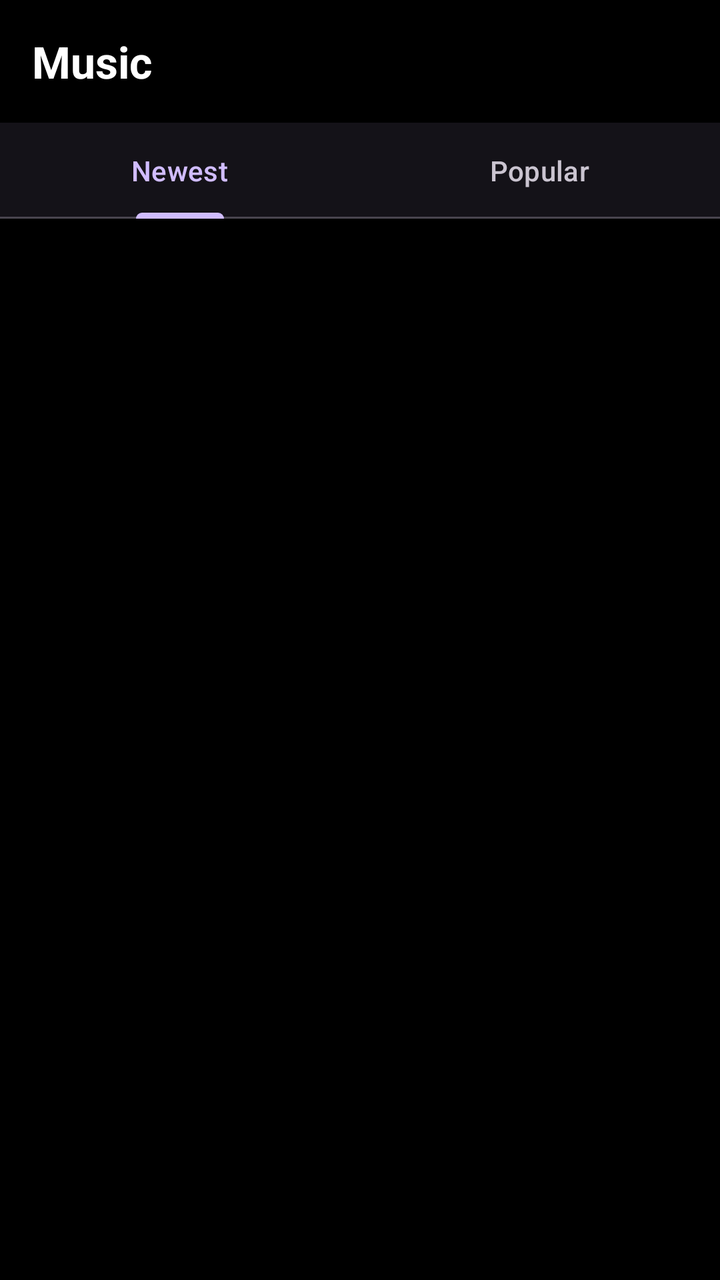
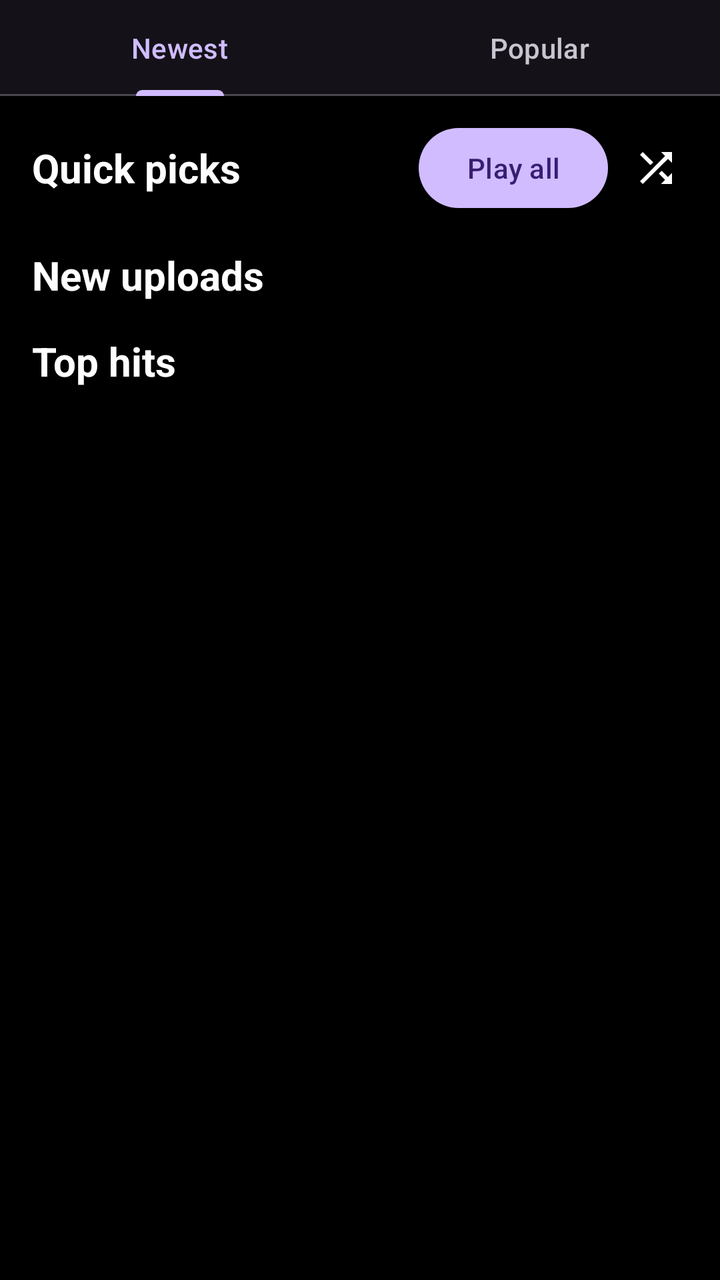

Two renders of the same Android screen: before a commit and after it. Below are the layout's source before the change and the commit's diff.
<!-- AndroidManifest.xml: application theme Theme.WatchShark -->
<!-- res/layout/fragment_music.xml -->
<?xml version="1.0" encoding="utf-8"?>
<LinearLayout xmlns:android="http://schemas.android.com/apk/res/android"
    android:layout_width="match_parent"
    android:layout_height="match_parent"
    android:background="@android:color/black"
    android:orientation="vertical">

    <TextView
        android:layout_width="match_parent"
        android:layout_height="wrap_content"
        android:padding="16dp"
        android:text="Music"
        android:textColor="@android:color/white"
        android:textSize="22sp"
        android:textStyle="bold" />

    <com.google.android.material.tabs.TabLayout
        android:id="@+id/music_tabs"
        android:layout_width="match_parent"
        android:layout_height="wrap_content">

        <com.google.android.material.tabs.TabItem
            android:layout_width="wrap_content"
            android:layout_height="wrap_content"
            android:text="Newest" />

        <com.google.android.material.tabs.TabItem
            android:layout_width="wrap_content"
            android:layout_height="wrap_content"
            android:text="Popular" />
    </com.google.android.material.tabs.TabLayout>

    <androidx.recyclerview.widget.RecyclerView
        android:id="@+id/tracklist"
        android:layout_width="match_parent"
        android:layout_height="0dp"
        android:layout_weight="1"
        android:clipToPadding="false"
        android:paddingBottom="8dp" />

    <LinearLayout
        android:id="@+id/mini_bar"
        android:layout_width="match_parent"
        android:layout_height="wrap_content"
        android:background="#212121"
        android:gravity="center_vertical"
        android:orientation="horizontal"
        android:padding="8dp"
        android:visibility="gone">

        <ImageView
            android:id="@+id/mini_thumb"
            android:layout_width="44dp"
            android:layout_height="44dp"
            android:background="#000000"
            android:scaleType="centerCrop" />

        <LinearLayout
            android:id="@+id/mini_meta"
            android:layout_width="0dp"
            android:layout_height="wrap_content"
            android:layout_weight="1"
            android:layout_marginStart="8dp"
            android:orientation="vertical">

            <TextView
                android:id="@+id/mini_title"
                android:layout_width="match_parent"
                android:layout_height="wrap_content"
                android:ellipsize="end"
                android:maxLines="1"
                android:textColor="@android:color/white"
                android:textSize="14sp" />

            <TextView
                android:id="@+id/mini_artist"
                android:layout_width="match_parent"
                android:layout_height="wrap_content"
                android:ellipsize="end"
                android:maxLines="1"
                android:textColor="#AAAAAA"
                android:textSize="12sp" />
        </LinearLayout>

        <ImageButton
            android:id="@+id/mini_prev"
            android:layout_width="44dp"
            android:layout_height="44dp"
            android:background="@drawable/pill_bg"
            android:src="@drawable/ic_skip_previous"
            android:contentDescription="Previous" />

        <ImageButton
            android:id="@+id/mini_play"
            android:layout_width="48dp"
            android:layout_height="48dp"
            android:layout_marginStart="4dp"
            android:background="@drawable/pill_bg"
            android:src="@drawable/ic_play_arrow"
            android:contentDescription="Play" />

        <ImageButton
            android:id="@+id/mini_next"
            android:layout_width="44dp"
            android:layout_height="44dp"
            android:layout_marginStart="4dp"
            android:background="@drawable/pill_bg"
            android:src="@drawable/ic_skip_next"
            android:contentDescription="Next" />
    </LinearLayout>

    <LinearLayout
        android:id="@+id/full_player"
        android:layout_width="match_parent"
        android:layout_height="wrap_content"
        android:background="#111111"
        android:orientation="vertical"
        android:padding="16dp"
        android:visibility="gone">

        <LinearLayout
            android:layout_width="match_parent"
            android:layout_height="wrap_content"
            android:gravity="center_vertical"
            android:orientation="horizontal">

            <ImageButton
                android:id="@+id/full_close"
                android:layout_width="44dp"
                android:layout_height="44dp"
                android:background="@drawable/pill_bg"
                android:src="@drawable/ic_expand_more"
                android:contentDescription="Collapse" />

            <TextView
                android:layout_width="0dp"
                android:layout_height="wrap_content"
                android:layout_weight="1"
                android:gravity="center"
                android:text="Now playing"
                android:textColor="#AAAAAA"
                android:textSize="13sp" />

            <TextView
                android:layout_width="44dp"
                android:layout_height="wrap_content" />
        </LinearLayout>

        <ImageView
            android:id="@+id/full_art"
            android:layout_width="200dp"
            android:layout_height="200dp"
            android:layout_gravity="center_horizontal"
            android:layout_marginTop="8dp"
            android:background="#222222"
            android:scaleType="centerCrop" />

        <TextView
            android:id="@+id/full_title"
            android:layout_width="match_parent"
            android:layout_height="wrap_content"
            android:layout_marginTop="12dp"
            android:ellipsize="end"
            android:gravity="center"
            android:maxLines="1"
            android:textColor="@android:color/white"
            android:textSize="18sp"
            android:textStyle="bold" />

        <TextView
            android:id="@+id/full_artist"
            android:layout_width="match_parent"
            android:layout_height="wrap_content"
            android:gravity="center"
            android:textColor="#AAAAAA"
            android:textSize="14sp" />

        <com.google.android.material.slider.Slider
            android:id="@+id/seek"
            android:layout_width="match_parent"
            android:layout_height="wrap_content"
            android:valueFrom="0"
            android:valueTo="1000"
            android:stepSize="1" />

        <LinearLayout
            android:layout_width="match_parent"
            android:layout_height="wrap_content"
            android:orientation="horizontal">

            <TextView
                android:id="@+id/time_cur"
                android:layout_width="0dp"
                android:layout_height="wrap_content"
                android:layout_weight="1"
                android:text="0:00"
                android:textColor="#AAAAAA"
                android:textSize="12sp" />

            <TextView
                android:id="@+id/time_dur"
                android:layout_width="wrap_content"
                android:layout_height="wrap_content"
                android:text="0:00"
                android:textColor="#AAAAAA"
                android:textSize="12sp" />
        </LinearLayout>

        <LinearLayout
            android:layout_width="match_parent"
            android:layout_height="wrap_content"
            android:gravity="center"
            android:orientation="horizontal">

            <ImageButton
                android:id="@+id/full_prev"
                android:layout_width="52dp"
                android:layout_height="52dp"
                android:background="@drawable/pill_bg"
                android:src="@drawable/ic_skip_previous"
                android:contentDescription="Previous" />

            <ImageButton
                android:id="@+id/full_play"
                android:layout_width="64dp"
                android:layout_height="64dp"
                android:layout_marginStart="12dp"
                android:layout_marginEnd="12dp"
                android:background="@drawable/pill_bg"
                android:src="@drawable/ic_play_arrow"
                android:contentDescription="Play" />

            <ImageButton
                android:id="@+id/full_next"
                android:layout_width="52dp"
                android:layout_height="52dp"
                android:background="@drawable/pill_bg"
                android:src="@drawable/ic_skip_next"
                android:contentDescription="Next" />
        </LinearLayout>
    </LinearLayout>
</LinearLayout>
<!-- resources referenced by this layout -->
<resources>
  <!-- drawable ic_expand_more (drawable) -->
  <vector xmlns:android="http://schemas.android.com/apk/res/android"
      android:width="24dp"
      android:height="24dp"
      android:viewportWidth="24"
      android:viewportHeight="24">
      <path
          android:fillColor="#FFFFFF"
          android:pathData="M16.59 8.59L12 13.17 7.41 8.59 6 10l6 6 6-6z" />
  </vector>
  <!-- drawable ic_play_arrow (drawable) -->
  <vector xmlns:android="http://schemas.android.com/apk/res/android"
      android:width="24dp"
      android:height="24dp"
      android:viewportWidth="24"
      android:viewportHeight="24">
      <path
          android:fillColor="#FFFFFF"
          android:pathData="M8 5v14l11-7z" />
  </vector>
  <!-- drawable ic_skip_next (drawable) -->
  <vector xmlns:android="http://schemas.android.com/apk/res/android"
      android:width="24dp"
      android:height="24dp"
      android:viewportWidth="24"
      android:viewportHeight="24">
      <path
          android:fillColor="#FFFFFF"
          android:pathData="M6 18l8.5-6L6 6v12zM16 6v12h2V6h-2z" />
  </vector>
  <!-- drawable ic_skip_previous (drawable) -->
  <vector xmlns:android="http://schemas.android.com/apk/res/android"
      android:width="24dp"
      android:height="24dp"
      android:viewportWidth="24"
      android:viewportHeight="24">
      <path
          android:fillColor="#FFFFFF"
          android:pathData="M6 6h2v12H6zm3.5 6l8.5 6V6z" />
  </vector>
  <!-- drawable pill_bg (drawable) -->
  <?xml version="1.0" encoding="utf-8"?>
  <shape xmlns:android="http://schemas.android.com/apk/res/android" android:shape="rectangle">
      <solid android:color="#2b2b2b" />
      <corners android:radius="24dp" />
  </shape>
  <style name="Theme.WatchShark" parent="Theme.Material3.Dark.NoActionBar">
          <item name="android:windowBackground">@android:color/black</item>
          <item name="android:statusBarColor">@android:color/black</item>
          <item name="android:navigationBarColor">@android:color/black</item>
      </style>
</resources>

<!-- the commit's change to res/layout/fragment_music.xml (unified diff, before → after) -->
@@ -5,15 +5,6 @@
     android:background="@android:color/black"
     android:orientation="vertical">
 
-    <TextView
-        android:layout_width="match_parent"
-        android:layout_height="wrap_content"
-        android:padding="16dp"
-        android:text="Music"
-        android:textColor="@android:color/white"
-        android:textSize="22sp"
-        android:textStyle="bold" />
-
     <com.google.android.material.tabs.TabLayout
         android:id="@+id/music_tabs"
         android:layout_width="match_parent"
@@ -30,213 +21,364 @@
             android:text="Popular" />
     </com.google.android.material.tabs.TabLayout>
 
-    <androidx.recyclerview.widget.RecyclerView
-        android:id="@+id/tracklist"
+    <ScrollView
         android:layout_width="match_parent"
         android:layout_height="0dp"
-        android:layout_weight="1"
-        android:clipToPadding="false"
-        android:paddingBottom="8dp" />
+        android:layout_weight="1">
+
+        <LinearLayout
+            android:layout_width="match_parent"
+            android:layout_height="wrap_content"
+            android:orientation="vertical"
+            android:paddingBottom="16dp">
+
+            <LinearLayout
+                android:id="@+id/sec_quick"
+                android:layout_width="match_parent"
+                android:layout_height="wrap_content"
+                android:orientation="vertical">
+
+                <LinearLayout
+                    android:layout_width="match_parent"
+                    android:layout_height="wrap_content"
+                    android:gravity="center_vertical"
+                    android:orientation="horizontal"
+                    android:paddingStart="16dp"
+                    android:paddingEnd="8dp"
+                    android:paddingTop="12dp">
+
+                    <TextView
+                        android:layout_width="0dp"
+                        android:layout_height="wrap_content"
+                        android:layout_weight="1"
+                        android:text="Quick picks"
+                        android:textColor="@android:color/white"
+                        android:textSize="20sp"
+                        android:textStyle="bold" />
+
+                    <com.google.android.material.button.MaterialButton
+                        android:id="@+id/qp_playall"
+                        android:layout_width="wrap_content"
+                        android:layout_height="wrap_content"
+                        android:text="Play all" />
+
+                    <ImageButton
+                        android:id="@+id/qp_shuffle"
+                        android:layout_width="48dp"
+                        android:layout_height="48dp"
+                        android:background="?attr/selectableItemBackgroundBorderless"
+                        android:src="@drawable/ic_shuffle"
+                        android:contentDescription="Shuffle play" />
+                </LinearLayout>
+
+                <androidx.recyclerview.widget.RecyclerView
+                    android:id="@+id/tracklist"
+                    android:layout_width="match_parent"
+                    android:layout_height="wrap_content"
+                    android:nestedScrollingEnabled="false" />
+            </LinearLayout>
+
+            <LinearLayout
+                android:id="@+id/sec_new"
+                android:layout_width="match_parent"
+                android:layout_height="wrap_content"
+                android:orientation="vertical">
+
+                <TextView
+                    android:layout_width="match_parent"
+                    android:layout_height="wrap_content"
+                    android:paddingStart="16dp"
+                    android:paddingTop="16dp"
+                    android:text="New uploads"
+                    android:textColor="@android:color/white"
+                    android:textSize="20sp"
+                    android:textStyle="bold" />
+
+                <HorizontalScrollView
+                    android:layout_width="match_parent"
+                    android:layout_height="wrap_content"
+                    android:clipToPadding="false"
+                    android:paddingStart="8dp"
+                    android:paddingEnd="8dp"
+                    android:scrollbars="none">
+
+                    <LinearLayout
+                        android:id="@+id/new_row"
+                        android:layout_width="wrap_content"
+                        android:layout_height="wrap_content"
+                        android:orientation="horizontal" />
+                </HorizontalScrollView>
+            </LinearLayout>
+
+            <LinearLayout
+                android:id="@+id/sec_top"
+                android:layout_width="match_parent"
+                android:layout_height="wrap_content"
+                android:orientation="vertical">
+
+                <TextView
+                    android:layout_width="match_parent"
+                    android:layout_height="wrap_content"
+                    android:paddingStart="16dp"
+                    android:paddingTop="16dp"
+                    android:text="Top hits"
+                    android:textColor="@android:color/white"
+                    android:textSize="20sp"
+                    android:textStyle="bold" />
+
+                <HorizontalScrollView
+                    android:layout_width="match_parent"
+                    android:layout_height="wrap_content"
+                    android:clipToPadding="false"
+                    android:paddingStart="8dp"
+                    android:paddingEnd="8dp"
+                    android:scrollbars="none">
+
+                    <LinearLayout
+                        android:id="@+id/top_row"
+                        android:layout_width="wrap_content"
+                        android:layout_height="wrap_content"
+                        android:orientation="horizontal" />
+                </HorizontalScrollView>
+            </LinearLayout>
+        </LinearLayout>
+    </ScrollView>
 
     <LinearLayout
         android:id="@+id/mini_bar"
         android:layout_width="match_parent"
         android:layout_height="wrap_content"
-        android:background="#212121"
-        android:gravity="center_vertical"
-        android:orientation="horizontal"
-        android:padding="8dp"
+        android:background="@drawable/gradient_bottom"
+        android:orientation="vertical"
         android:visibility="gone">
 
-        <ImageView
-            android:id="@+id/mini_thumb"
-            android:layout_width="44dp"
-            android:layout_height="44dp"
-            android:background="#000000"
-            android:scaleType="centerCrop" />
-
-        <LinearLayout
-            android:id="@+id/mini_meta"
-            android:layout_width="0dp"
-            android:layout_height="wrap_content"
-            android:layout_weight="1"
-            android:layout_marginStart="8dp"
-            android:orientation="vertical">
-
-            <TextView
-                android:id="@+id/mini_title"
-                android:layout_width="match_parent"
-                android:layout_height="wrap_content"
-                android:ellipsize="end"
-                android:maxLines="1"
-                android:textColor="@android:color/white"
-                android:textSize="14sp" />
-
-            <TextView
-                android:id="@+id/mini_artist"
-                android:layout_width="match_parent"
-                android:layout_height="wrap_content"
-                android:ellipsize="end"
-                android:maxLines="1"
-                android:textColor="#AAAAAA"
-                android:textSize="12sp" />
-        </LinearLayout>
-
-        <ImageButton
-            android:id="@+id/mini_prev"
-            android:layout_width="44dp"
-            android:layout_height="44dp"
-            android:background="@drawable/pill_bg"
-            android:src="@drawable/ic_skip_previous"
-            android:contentDescription="Previous" />
-
-        <ImageButton
-            android:id="@+id/mini_play"
-            android:layout_width="48dp"
-            android:layout_height="48dp"
-            android:layout_marginStart="4dp"
-            android:background="@drawable/pill_bg"
-            android:src="@drawable/ic_play_arrow"
-            android:contentDescription="Play" />
-
-        <ImageButton
-            android:id="@+id/mini_next"
-            android:layout_width="44dp"
-            android:layout_height="44dp"
-            android:layout_marginStart="4dp"
-            android:background="@drawable/pill_bg"
-            android:src="@drawable/ic_skip_next"
-            android:contentDescription="Next" />
-    </LinearLayout>
-
-    <LinearLayout
-        android:id="@+id/full_player"
-        android:layout_width="match_parent"
-        android:layout_height="wrap_content"
-        android:background="#111111"
-        android:orientation="vertical"
-        android:padding="16dp"
-        android:visibility="gone">
+        <com.google.android.material.slider.Slider
+            android:id="@+id/mini_seek"
+            android:layout_width="match_parent"
+            android:layout_height="wrap_content"
+            android:valueFrom="0"
+            android:valueTo="1000"
+            android:stepSize="1" />
 
         <LinearLayout
             android:layout_width="match_parent"
             android:layout_height="wrap_content"
             android:gravity="center_vertical"
-            android:orientation="horizontal">
+            android:orientation="horizontal"
+            android:paddingStart="8dp"
+            android:paddingEnd="8dp"
+            android:paddingBottom="8dp">
+
+            <ImageView
+                android:id="@+id/mini_thumb"
+                android:layout_width="44dp"
+                android:layout_height="44dp"
+                android:background="#000000"
+                android:scaleType="centerCrop" />
+
+            <LinearLayout
+                android:id="@+id/mini_meta"
+                android:layout_width="0dp"
+                android:layout_height="wrap_content"
+                android:layout_weight="1"
+                android:layout_marginStart="8dp"
+                android:orientation="vertical">
+
+                <TextView
+                    android:id="@+id/mini_title"
+                    android:layout_width="match_parent"
+                    android:layout_height="wrap_content"
+                    android:ellipsize="end"
+                    android:maxLines="1"
+                    android:textColor="@android:color/white"
+                    android:textSize="14sp" />
+
+                <TextView
+                    android:id="@+id/mini_artist"
+                    android:layout_width="match_parent"
+                    android:layout_height="wrap_content"
+                    android:ellipsize="end"
+                    android:maxLines="1"
+                    android:textColor="#AAAAAA"
+                    android:textSize="12sp" />
+            </LinearLayout>
 
             <ImageButton
-                android:id="@+id/full_close"
+                android:id="@+id/mini_prev"
                 android:layout_width="44dp"
                 android:layout_height="44dp"
                 android:background="@drawable/pill_bg"
-                android:src="@drawable/ic_expand_more"
-                android:contentDescription="Collapse" />
-
-            <TextView
-                android:layout_width="0dp"
-                android:layout_height="wrap_content"
-                android:layout_weight="1"
-                android:gravity="center"
-                android:text="Now playing"
-                android:textColor="#AAAAAA"
-                android:textSize="13sp" />
-
-            <TextView
-                android:layout_width="44dp"
-                android:layout_height="wrap_content" />
-        </LinearLayout>
-
-        <ImageView
-            android:id="@+id/full_art"
-            android:layout_width="200dp"
-            android:layout_height="200dp"
-            android:layout_gravity="center_horizontal"
-            android:layout_marginTop="8dp"
-            android:background="#222222"
-            android:scaleType="centerCrop" />
-
-        <TextView
-            android:id="@+id/full_title"
-            android:layout_width="match_parent"
-            android:layout_height="wrap_content"
-            android:layout_marginTop="12dp"
-            android:ellipsize="end"
-            android:gravity="center"
-            android:maxLines="1"
-            android:textColor="@android:color/white"
-            android:textSize="18sp"
-            android:textStyle="bold" />
-
-        <TextView
-            android:id="@+id/full_artist"
-            android:layout_width="match_parent"
-            android:layout_height="wrap_content"
-            android:gravity="center"
-            android:textColor="#AAAAAA"
-            android:textSize="14sp" />
-
-        <com.google.android.material.slider.Slider
-            android:id="@+id/seek"
-            android:layout_width="match_parent"
-            android:layout_height="wrap_content"
-            android:valueFrom="0"
-            android:valueTo="1000"
-            android:stepSize="1" />
-
-        <LinearLayout
-            android:layout_width="match_parent"
-            android:layout_height="wrap_content"
-            android:orientation="horizontal">
-
-            <TextView
-                android:id="@+id/time_cur"
-                android:layout_width="0dp"
-                android:layout_height="wrap_content"
-                android:layout_weight="1"
-                android:text="0:00"
-                android:textColor="#AAAAAA"
-                android:textSize="12sp" />
-
-            <TextView
-                android:id="@+id/time_dur"
-                android:layout_width="wrap_content"
-                android:layout_height="wrap_content"
-                android:text="0:00"
-                android:textColor="#AAAAAA"
-                android:textSize="12sp" />
-        </LinearLayout>
-
-        <LinearLayout
-            android:layout_width="match_parent"
-            android:layout_height="wrap_content"
-            android:gravity="center"
-            android:orientation="horizontal">
-
-            <ImageButton
-                android:id="@+id/full_prev"
-                android:layout_width="52dp"
-                android:layout_height="52dp"
-                android:background="@drawable/pill_bg"
                 android:src="@drawable/ic_skip_previous"
                 android:contentDescription="Previous" />
 
             <ImageButton
-                android:id="@+id/full_play"
-                android:layout_width="64dp"
-                android:layout_height="64dp"
-                android:layout_marginStart="12dp"
-                android:layout_marginEnd="12dp"
+                android:id="@+id/mini_play"
+                android:layout_width="48dp"
+                android:layout_height="48dp"
+                android:layout_marginStart="4dp"
                 android:background="@drawable/pill_bg"
                 android:src="@drawable/ic_play_arrow"
                 android:contentDescription="Play" />
 
             <ImageButton
-                android:id="@+id/full_next"
-                android:layout_width="52dp"
-                android:layout_height="52dp"
+                android:id="@+id/mini_next"
+                android:layout_width="44dp"
+                android:layout_height="44dp"
+                android:layout_marginStart="4dp"
                 android:background="@drawable/pill_bg"
                 android:src="@drawable/ic_skip_next"
                 android:contentDescription="Next" />
         </LinearLayout>
     </LinearLayout>
+
+    <ScrollView
+        android:id="@+id/full_player"
+        android:layout_width="match_parent"
+        android:layout_height="wrap_content"
+        android:background="#111111"
+        android:visibility="gone">
+
+        <LinearLayout
+            android:layout_width="match_parent"
+            android:layout_height="wrap_content"
+            android:orientation="vertical"
+            android:padding="16dp">
+
+            <LinearLayout
+                android:layout_width="match_parent"
+                android:layout_height="wrap_content"
+                android:gravity="center_vertical"
+                android:orientation="horizontal">
+
+                <ImageButton
+                    android:id="@+id/full_close"
+                    android:layout_width="44dp"
+                    android:layout_height="44dp"
+                    android:background="@drawable/pill_bg"
+                    android:src="@drawable/ic_expand_more"
+                    android:contentDescription="Collapse" />
+
+                <TextView
+                    android:layout_width="0dp"
+                    android:layout_height="wrap_content"
+                    android:layout_weight="1"
+                    android:gravity="center"
+                    android:text="Now playing"
+                    android:textColor="#AAAAAA"
+                    android:textSize="13sp" />
+
+                <TextView
+                    android:layout_width="44dp"
+                    android:layout_height="wrap_content" />
+            </LinearLayout>
+
+            <ImageView
+                android:id="@+id/full_art"
+                android:layout_width="200dp"
+                android:layout_height="200dp"
+                android:layout_gravity="center_horizontal"
+                android:layout_marginTop="8dp"
+                android:background="#222222"
+                android:scaleType="centerCrop" />
+
+            <TextView
+                android:id="@+id/full_title"
+                android:layout_width="match_parent"
+                android:layout_height="wrap_content"
+                android:layout_marginTop="12dp"
+                android:ellipsize="end"
+                android:gravity="center"
+                android:maxLines="1"
+                android:textColor="@android:color/white"
+                android:textSize="18sp"
+                android:textStyle="bold" />
+
+            <TextView
+                android:id="@+id/full_artist"
+                android:layout_width="match_parent"
+                android:layout_height="wrap_content"
+                android:gravity="center"
+                android:textColor="#AAAAAA"
+                android:textSize="14sp" />
+
+            <com.google.android.material.slider.Slider
+                android:id="@+id/seek"
+                android:layout_width="match_parent"
+                android:layout_height="wrap_content"
+                android:valueFrom="0"
+                android:valueTo="1000"
+                android:stepSize="1" />
+
+            <LinearLayout
+                android:layout_width="match_parent"
+                android:layout_height="wrap_content"
+                android:orientation="horizontal">
+
+                <TextView
+                    android:id="@+id/time_cur"
+                    android:layout_width="0dp"
+                    android:layout_height="wrap_content"
+                    android:layout_weight="1"
+                    android:text="0:00"
+                    android:textColor="#AAAAAA"
+                    android:textSize="12sp" />
+
+                <TextView
+                    android:id="@+id/time_dur"
+                    android:layout_width="wrap_content"
+                    android:layout_height="wrap_content"
+                    android:text="0:00"
+                    android:textColor="#AAAAAA"
+                    android:textSize="12sp" />
+            </LinearLayout>
+
+            <LinearLayout
+                android:layout_width="match_parent"
+                android:layout_height="wrap_content"
+                android:gravity="center"
+                android:orientation="horizontal">
+
+                <ImageButton
+                    android:id="@+id/full_prev"
+                    android:layout_width="52dp"
+                    android:layout_height="52dp"
+                    android:background="@drawable/pill_bg"
+                    android:src="@drawable/ic_skip_previous"
+                    android:contentDescription="Previous" />
+
+                <ImageButton
+                    android:id="@+id/full_play"
+                    android:layout_width="64dp"
+                    android:layout_height="64dp"
+                    android:layout_marginStart="12dp"
+                    android:layout_marginEnd="12dp"
+                    android:background="@drawable/pill_bg"
+                    android:src="@drawable/ic_play_arrow"
+                    android:contentDescription="Play" />
+
+                <ImageButton
+                    android:id="@+id/full_next"
+                    android:layout_width="52dp"
+                    android:layout_height="52dp"
+                    android:background="@drawable/pill_bg"
+                    android:src="@drawable/ic_skip_next"
+                    android:contentDescription="Next" />
+            </LinearLayout>
+
+            <TextView
+                android:layout_width="match_parent"
+                android:layout_height="wrap_content"
+                android:layout_marginTop="12dp"
+                android:text="Up next"
+                android:textColor="@android:color/white"
+                android:textSize="16sp"
+                android:textStyle="bold" />
+
+            <androidx.recyclerview.widget.RecyclerView
+                android:id="@+id/queue_list"
+                android:layout_width="match_parent"
+                android:layout_height="220dp"
+                android:nestedScrollingEnabled="true" />
+        </LinearLayout>
+    </ScrollView>
 </LinearLayout>
<!-- resource entries referenced after the edit -->
@@ -1,5 +1,13 @@
 <!-- resources referenced by this layout -->
 <resources>
+  <!-- drawable gradient_bottom (drawable) -->
+  <?xml version="1.0" encoding="utf-8"?>
+  <shape xmlns:android="http://schemas.android.com/apk/res/android" android:shape="rectangle">
+      <gradient
+          android:angle="90"
+          android:startColor="#00000000"
+          android:endColor="#D8000000" />
+  </shape>
   <!-- drawable ic_expand_more (drawable) -->
   <vector xmlns:android="http://schemas.android.com/apk/res/android"
       android:width="24dp"
@@ -19,6 +27,16 @@
       <path
           android:fillColor="#FFFFFF"
           android:pathData="M8 5v14l11-7z" />
+  </vector>
+  <!-- drawable ic_shuffle (drawable) -->
+  <vector xmlns:android="http://schemas.android.com/apk/res/android"
+      android:width="24dp"
+      android:height="24dp"
+      android:viewportWidth="24"
+      android:viewportHeight="24">
+      <path
+          android:fillColor="#FFFFFF"
+          android:pathData="M10.59 9.17L5.41 4 4 5.41l5.17 5.17 1.42-1.41zM14.5 4l2.04 2.04L4 18.59 5.41 20 17.96 7.46 20 9.5V4h-5.5zm.33 9.41l-1.41 1.41 3.13 3.13L14.5 20H20v-5.5l-2.04 2.04-3.13-3.13z" />
   </vector>
   <!-- drawable ic_skip_next (drawable) -->
   <vector xmlns:android="http://schemas.android.com/apk/res/android"
